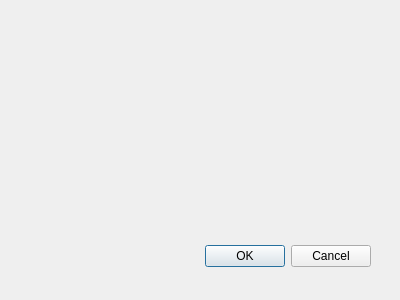
Before: the Qt Designer form framedialog.ui in ATmega8/serial_kit, drawn with Qt 5.
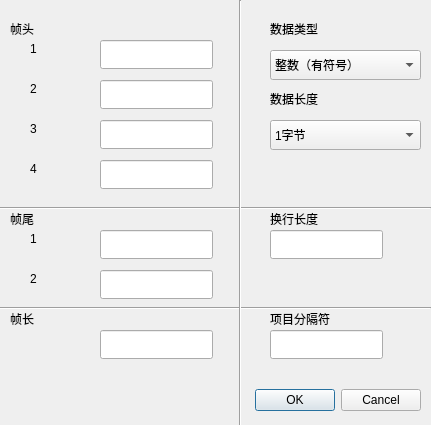
After: the same form once the commit is applied.

What changed in the file:
```diff
--- a/framedialog.ui
+++ b/framedialog.ui
@@ -8,8 +8,8 @@
    <rect>
     <x>0</x>
     <y>0</y>
-    <width>400</width>
-    <height>300</height>
+    <width>431</width>
+    <height>425</height>
    </rect>
   </property>
   <property name="windowTitle">
@@ -18,10 +18,10 @@
   <widget name="buttonBox" class="QDialogButtonBox">
    <property name="geometry">
     <rect>
-     <x>30</x>
-     <y>240</y>
-     <width>341</width>
-     <height>32</height>
+     <x>250</x>
+     <y>380</y>
+     <width>171</width>
+     <height>41</height>
     </rect>
    </property>
    <property name="orientation">
@@ -31,6 +31,374 @@
     <set>QDialogButtonBox::Cancel|QDialogButtonBox::Ok</set>
    </property>
   </widget>
+  <widget class="QLabel" name="label">
+   <property name="geometry">
+    <rect>
+     <x>10</x>
+     <y>20</y>
+     <width>54</width>
+     <height>17</height>
+    </rect>
+   </property>
+   <property name="text">
+    <string>帧头</string>
+   </property>
+  </widget>
+  <widget class="QLabel" name="label_2">
+   <property name="geometry">
+    <rect>
+     <x>10</x>
+     <y>210</y>
+     <width>54</width>
+     <height>17</height>
+    </rect>
+   </property>
+   <property name="text">
+    <string>帧尾</string>
+   </property>
+  </widget>
+  <widget class="QLabel" name="label_3">
+   <property name="geometry">
+    <rect>
+     <x>10</x>
+     <y>310</y>
+     <width>54</width>
+     <height>17</height>
+    </rect>
+   </property>
+   <property name="text">
+    <string>帧长</string>
+   </property>
+  </widget>
+  <widget class="QLineEdit" name="fh1">
+   <property name="geometry">
+    <rect>
+     <x>100</x>
+     <y>40</y>
+     <width>113</width>
+     <height>29</height>
+    </rect>
+   </property>
+  </widget>
+  <widget class="QLineEdit" name="fh2">
+   <property name="geometry">
+    <rect>
+     <x>100</x>
+     <y>80</y>
+     <width>113</width>
+     <height>29</height>
+    </rect>
+   </property>
+  </widget>
+  <widget class="QLineEdit" name="fh3">
+   <property name="geometry">
+    <rect>
+     <x>100</x>
+     <y>120</y>
+     <width>113</width>
+     <height>29</height>
+    </rect>
+   </property>
+  </widget>
+  <widget class="QLineEdit" name="fh4">
+   <property name="geometry">
+    <rect>
+     <x>100</x>
+     <y>160</y>
+     <width>113</width>
+     <height>29</height>
+    </rect>
+   </property>
+  </widget>
+  <widget class="QLineEdit" name="ft1">
+   <property name="geometry">
+    <rect>
+     <x>100</x>
+     <y>230</y>
+     <width>113</width>
+     <height>29</height>
+    </rect>
+   </property>
+  </widget>
+  <widget class="QLineEdit" name="ft2">
+   <property name="geometry">
+    <rect>
+     <x>100</x>
+     <y>270</y>
+     <width>113</width>
+     <height>29</height>
+    </rect>
+   </property>
+  </widget>
+  <widget class="QLineEdit" name="fl">
+   <property name="geometry">
+    <rect>
+     <x>100</x>
+     <y>330</y>
+     <width>113</width>
+     <height>29</height>
+    </rect>
+   </property>
+  </widget>
+  <widget class="Line" name="line">
+   <property name="geometry">
+    <rect>
+     <x>0</x>
+     <y>200</y>
+     <width>431</width>
+     <height>16</height>
+    </rect>
+   </property>
+   <property name="orientation">
+    <enum>Qt::Horizontal</enum>
+   </property>
+  </widget>
+  <widget class="Line" name="line_2">
+   <property name="geometry">
+    <rect>
+     <x>0</x>
+     <y>300</y>
+     <width>431</width>
+     <height>16</height>
+    </rect>
+   </property>
+   <property name="orientation">
+    <enum>Qt::Horizontal</enum>
+   </property>
+  </widget>
+  <widget class="QLabel" name="label_4">
+   <property name="geometry">
+    <rect>
+     <x>30</x>
+     <y>40</y>
+     <width>54</width>
+     <height>17</height>
+    </rect>
+   </property>
+   <property name="text">
+    <string>1</string>
+   </property>
+  </widget>
+  <widget class="QLabel" name="label_5">
+   <property name="geometry">
+    <rect>
+     <x>30</x>
+     <y>80</y>
+     <width>54</width>
+     <height>17</height>
+    </rect>
+   </property>
+   <property name="text">
+    <string>2</string>
+   </property>
+  </widget>
+  <widget class="QLabel" name="label_6">
+   <property name="geometry">
+    <rect>
+     <x>30</x>
+     <y>120</y>
+     <width>54</width>
+     <height>17</height>
+    </rect>
+   </property>
+   <property name="text">
+    <string>3</string>
+   </property>
+  </widget>
+  <widget class="QLabel" name="label_7">
+   <property name="geometry">
+    <rect>
+     <x>30</x>
+     <y>160</y>
+     <width>54</width>
+     <height>17</height>
+    </rect>
+   </property>
+   <property name="text">
+    <string>4</string>
+   </property>
+  </widget>
+  <widget class="QLabel" name="label_8">
+   <property name="geometry">
+    <rect>
+     <x>30</x>
+     <y>230</y>
+     <width>54</width>
+     <height>17</height>
+    </rect>
+   </property>
+   <property name="text">
+    <string>1</string>
+   </property>
+  </widget>
+  <widget class="QLabel" name="label_9">
+   <property name="geometry">
+    <rect>
+     <x>30</x>
+     <y>270</y>
+     <width>54</width>
+     <height>17</height>
+    </rect>
+   </property>
+   <property name="text">
+    <string>2</string>
+   </property>
+  </widget>
+  <widget class="QLabel" name="label_10">
+   <property name="geometry">
+    <rect>
+     <x>270</x>
+     <y>20</y>
+     <width>54</width>
+     <height>17</height>
+    </rect>
+   </property>
+   <property name="text">
+    <string>数据类型</string>
+   </property>
+  </widget>
+  <widget class="QComboBox" name="dt">
+   <property name="geometry">
+    <rect>
+     <x>270</x>
+     <y>50</y>
+     <width>151</width>
+     <height>30</height>
+    </rect>
+   </property>
+   <item>
+    <property name="text">
+     <string>整数（有符号）</string>
+    </property>
+   </item>
+   <item>
+    <property name="text">
+     <string>整数（无符号）</string>
+    </property>
+   </item>
+   <item>
+    <property name="text">
+     <string>浮点数</string>
+    </property>
+   </item>
+   <item>
+    <property name="text">
+     <string>字符</string>
+    </property>
+   </item>
+   <item>
+    <property name="text">
+     <string>定点数</string>
+    </property>
+   </item>
+   <item>
+    <property name="text">
+     <string>原始数据</string>
+    </property>
+   </item>
+  </widget>
+  <widget class="QLabel" name="label_11">
+   <property name="geometry">
+    <rect>
+     <x>270</x>
+     <y>90</y>
+     <width>54</width>
+     <height>17</height>
+    </rect>
+   </property>
+   <property name="text">
+    <string>数据长度</string>
+   </property>
+  </widget>
+  <widget class="QComboBox" name="dl">
+   <property name="geometry">
+    <rect>
+     <x>270</x>
+     <y>120</y>
+     <width>151</width>
+     <height>30</height>
+    </rect>
+   </property>
+   <item>
+    <property name="text">
+     <string>1字节</string>
+    </property>
+   </item>
+   <item>
+    <property name="text">
+     <string>2字节</string>
+    </property>
+   </item>
+   <item>
+    <property name="text">
+     <string>3字节</string>
+    </property>
+   </item>
+   <item>
+    <property name="text">
+     <string>4字节</string>
+    </property>
+   </item>
+  </widget>
+  <widget class="QLabel" name="label_12">
+   <property name="geometry">
+    <rect>
+     <x>270</x>
+     <y>210</y>
+     <width>54</width>
+     <height>17</height>
+    </rect>
+   </property>
+   <property name="text">
+    <string>换行长度</string>
+   </property>
+  </widget>
+  <widget class="QLineEdit" name="ll">
+   <property name="geometry">
+    <rect>
+     <x>270</x>
+     <y>230</y>
+     <width>113</width>
+     <height>29</height>
+    </rect>
+   </property>
+  </widget>
+  <widget class="QLabel" name="label_13">
+   <property name="geometry">
+    <rect>
+     <x>270</x>
+     <y>310</y>
+     <width>71</width>
+     <height>17</height>
+    </rect>
+   </property>
+   <property name="text">
+    <string>项目分隔符</string>
+   </property>
+  </widget>
+  <widget class="QLineEdit" name="sp">
+   <property name="geometry">
+    <rect>
+     <x>270</x>
+     <y>330</y>
+     <width>113</width>
+     <height>29</height>
+    </rect>
+   </property>
+  </widget>
+  <widget class="Line" name="line_3">
+   <property name="geometry">
+    <rect>
+     <x>230</x>
+     <y>0</y>
+     <width>20</width>
+     <height>431</height>
+    </rect>
+   </property>
+   <property name="orientation">
+    <enum>Qt::Vertical</enum>
+   </property>
+  </widget>
  </widget>
  <pixmapfunction/>
  <resources/>
```
Left out of the diff: 11 changed lines with no effect on the pictures.
